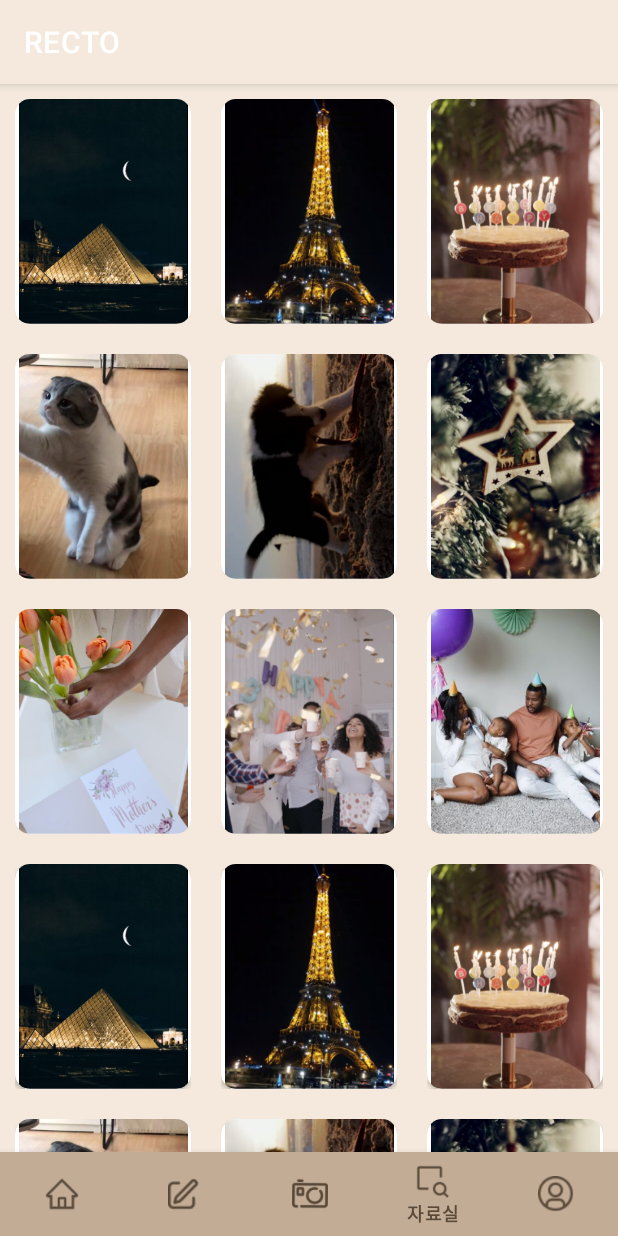
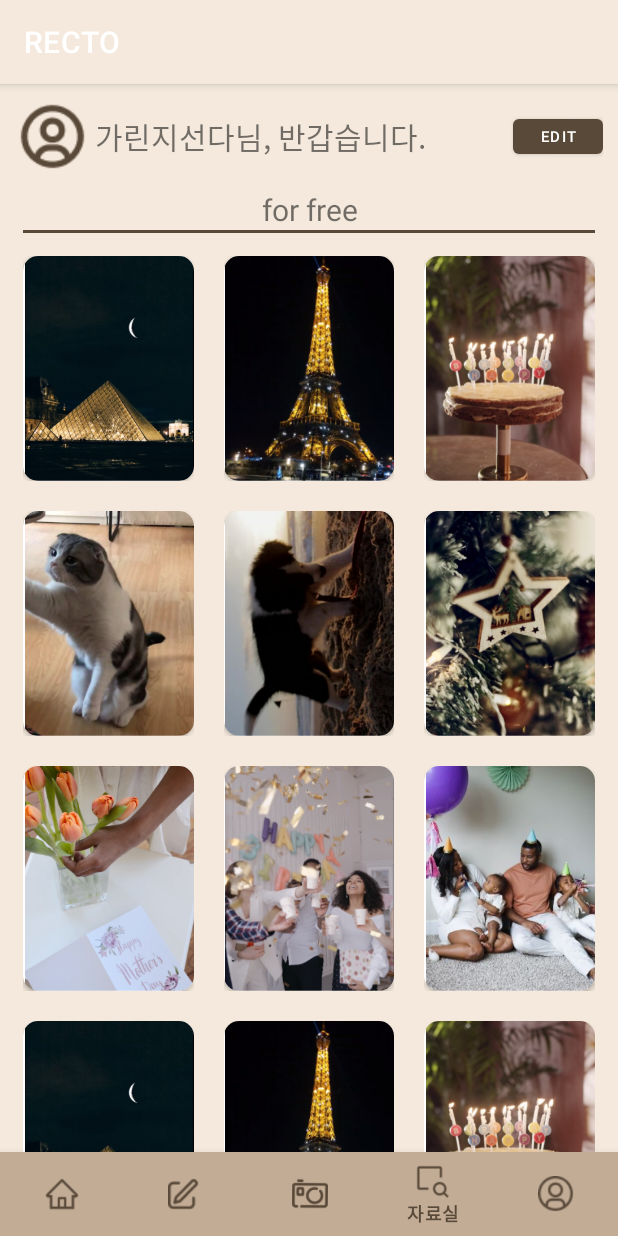
Before and after one commit to esun1903/Recto, an Android app: the screen it shows after launch (MainActivity), item 4 of the bottom bar chosen, on a phone screen of 412 x 824 dp. Run offline under Robolectric (Android 15) with nearby library versions, the phone set to English and light mode, and no system bars.

Commit message:
feat: ✨ App 자료실 구현
- App 자료실 구현

```diff
--- a/android/app/src/main/res/layout/public_fragment.xml
+++ b/android/app/src/main/res/layout/public_fragment.xml
@@ -5,9 +5,84 @@ xmlns:tools="http://schemas.android.com/tools"
     android:layout_width="match_parent"
     android:layout_height="match_parent">
 
+    <!-- 프로필 -->
+    <RelativeLayout
+        android:id="@+id/linearLayoutPublicProfile"
+        android:layout_width="0dp"
+        android:layout_height="wrap_content"
+        android:orientation="horizontal"
+        android:padding="10dp"
+        app:layout_constraintEnd_toEndOf="parent"
+        app:layout_constraintStart_toStartOf="parent"
+        app:layout_constraintTop_toTopOf="parent">
+
+        <!-- 프로필 이미지 -->
+        <ImageView
+            android:id="@+id/iv_publicProfile"
+            android:layout_width="wrap_content"
+            android:layout_height="wrap_content"
+            android:layout_centerVertical="true"
+            android:contentDescription="@string/profile"
+            android:src="@drawable/profile" />
+
+        <!-- hello_user -->
+        <TextView
+            android:layout_width="wrap_content"
+            android:layout_height="wrap_content"
+            android:layout_centerVertical="true"
+            android:layout_margin="3dp"
+            android:layout_toEndOf="@+id/iv_publicProfile"
+            android:layout_toRightOf="@+id/iv_publicProfile"
+            android:text="@string/hello_user"
+            android:textSize="20sp"
+            tools:ignore="RelativeOverlap" />
+
+        <!-- edit button -->
+        <Button
+            android:layout_width="60dp"
+            android:layout_height="35dp"
+            android:layout_alignParentEnd="true"
+            android:layout_alignParentRight="true"
+            android:layout_centerVertical="true"
+            android:text="@string/edit"
+            android:textColor="@color/white"
+            android:textSize="10sp"
+            app:backgroundTint="@color/brown"
+            tools:ignore="SmallSp" />
+
+    </RelativeLayout>
+
+    <!-- for free -->
+    <TextView
+        android:id="@+id/forFree"
+        android:layout_width="match_parent"
+        android:layout_height="wrap_content"
+        android:gravity="center"
+        android:text="@string/for_free"
+        android:textSize="20sp"
+        app:layout_constraintStart_toStartOf="@+id/linearLayoutPublicProfile"
+        app:layout_constraintTop_toBottomOf="@+id/linearLayoutPublicProfile"
+        tools:ignore="MissingConstraints" />
+
+    <!-- 구분선 -->
+    <View
+        android:id="@+id/forFree_line"
+        android:layout_width="match_parent"
+        android:layout_height="2dp"
+        android:background="@color/brown"
+        android:layout_marginHorizontal="15dp"
+        app:layout_constraintStart_toStartOf="@+id/forFree"
+        app:layout_constraintTop_toBottomOf="@+id/forFree"/>
+
+
+    <!-- 카드 목록 -->
     <androidx.recyclerview.widget.RecyclerView
         android:id="@+id/recycleView"
         android:layout_width="match_parent"
-    android:layout_height="match_parent" />
+        android:layout_height="wrap_content"
+        android:padding="5dp"
+        app:layout_constraintEnd_toEndOf="parent"
+        app:layout_constraintStart_toStartOf="parent"
+        app:layout_constraintTop_toBottomOf="@+id/forFree_line" />
 
 </androidx.constraintlayout.widget.ConstraintLayout>
--- a/android/app/src/main/res/values/strings.xml
+++ b/android/app/src/main/res/values/strings.xml
@@ -1,3 +1,7 @@
 <resources>
     <string name="app_name">RECTO</string>
+    <string name="profile">profile</string>
+    <string name="hello_user">가린지선다님, 반갑습니다.</string>
+    <string name="edit">EDIT</string>
+    <string name="for_free">for free</string>
 </resources>
```
Also changed, not shown: android/app/src/main/res/drawable/profile.png (added). Lines whose indentation alone changed are shown as unchanged.
